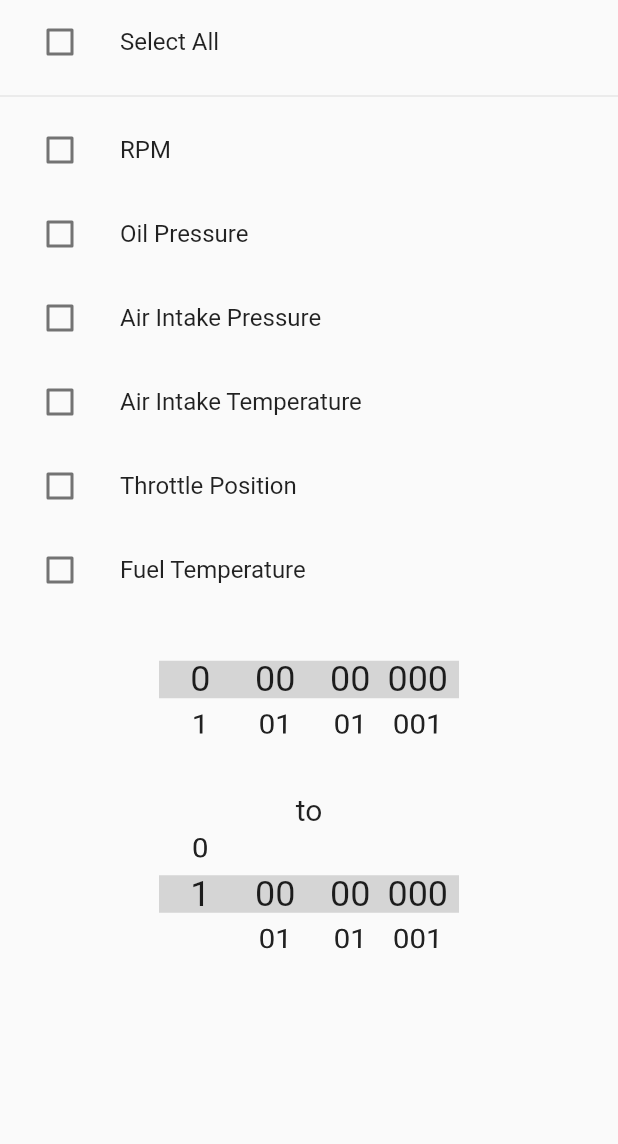
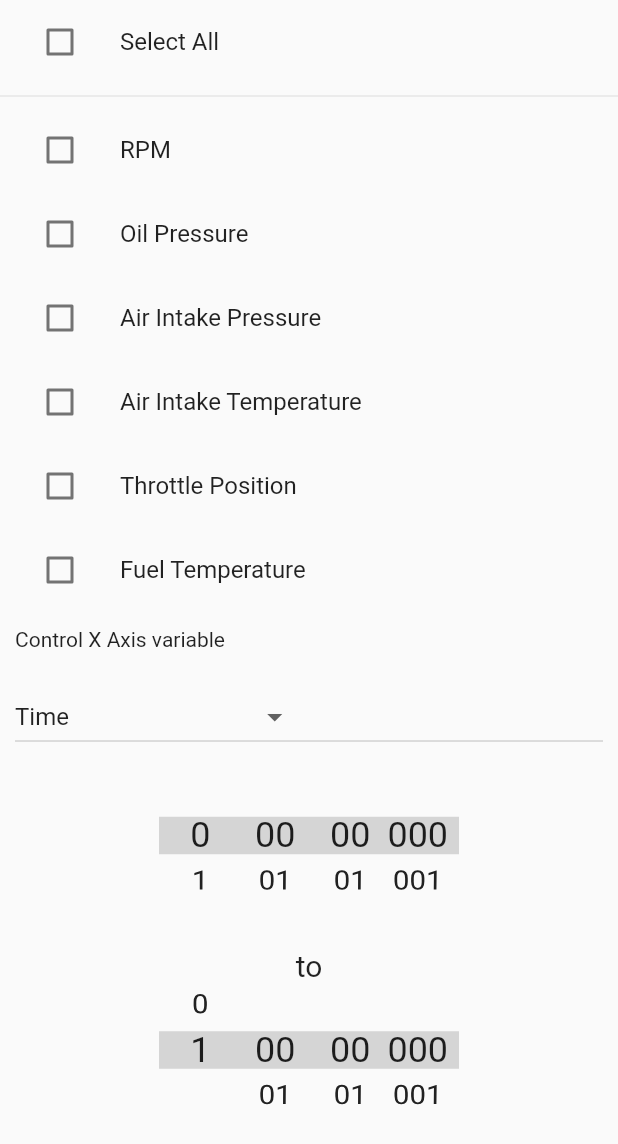
Before and after one commit to Panther-Racing-AUTh/lap-tracker, a Flutter app: the CheckedBoxWidget widget shown alone on an empty page, opened directly, on a phone screen of 412 x 824 dp. Shown: the top 1144 px of the screen. Run offline on Flutter 3.47's test engine with Material 2 defaults, Android fonts, the phone set to English and light mode, and no system bars; our stand-ins replace font_awesome_flutter, image_picker, supabase_flutter, syncfusion_flutter_charts, universal_io, video_player; missing offline and left inert: country_flags, flutter_device_type, pluto_grid; accounts and stored records are empty.

```diff
--- a/lib/widgets/chat_widget.dart
+++ b/lib/widgets/chat_widget.dart
@@ -34,7 +34,7 @@ class _ChatWidgetState extends State<ChatWidget> {
             crossAxisAlignment: CrossAxisAlignment.end,
             children: [
               Container(
-                height: MediaQuery.of(context).size.height * 0.6,
+                height: MediaQuery.of(context).size.height * 0.8,
                 width: MediaQuery.of(context).size.width * 0.6,
                 child: Card(
                     child: CheckedBoxWidget(
--- a/lib/widgets/checked_boxes_widget.dart
+++ b/lib/widgets/checked_boxes_widget.dart
@@ -14,16 +14,11 @@ class CheckedBoxWidget extends StatefulWidget {
   State<CheckedBoxWidget> createState() => _CheckedBoxWidgetState();
 }
 
-List<FixedExtentScrollController> hour = [];
-List<FixedExtentScrollController> min = [];
-List<FixedExtentScrollController> sec = [];
-List<FixedExtentScrollController> mil = [];
-
 @override
 class _CheckedBoxWidgetState extends State<CheckedBoxWidget> {
   //
   //
-
+  var dropdownvalue = checkboxList[0];
   @override
   Widget build(BuildContext context) {
     AppSetup a = Provider.of<AppSetup>(context);
@@ -144,23 +139,6 @@ class _CheckedBoxWidgetState extends State<CheckedBoxWidget> {
           ],
         );
 
-    final allChecked =
-        CheckBoxClass(title: 'Select All', supabaseTitle: 'select_all');
-
-    final checkboxList = [
-      CheckBoxClass(title: 'RPM', supabaseTitle: 'rpm'),
-      CheckBoxClass(title: 'Oil Pressure', supabaseTitle: 'oil_pressure'),
-      CheckBoxClass(
-          title: 'Air Intake Pressure', supabaseTitle: 'air_intake_pressure'),
-      CheckBoxClass(
-          title: 'Air Intake Temperature',
-          supabaseTitle: 'air_intake_temperature'),
-      CheckBoxClass(
-          title: 'Throttle Position', supabaseTitle: 'throttle_position'),
-      CheckBoxClass(
-          title: 'Fuel Temperature', supabaseTitle: 'fuel_temperature'),
-    ];
-
     onAllClicked(CheckBoxClass ckbItem) {
       if (a.listContainsAllItems()) {
         a.setList([]);
@@ -234,7 +212,7 @@ class _CheckedBoxWidgetState extends State<CheckedBoxWidget> {
     */
 
     return ListView(
-      physics: NeverScrollableScrollPhysics(),
+      //physics: NeverScrollableScrollPhysics(),
       children: [
         ListTile(
           onTap: () => onAllClicked(allChecked),
@@ -246,11 +224,12 @@ class _CheckedBoxWidgetState extends State<CheckedBoxWidget> {
         ),
         Divider(),
         ...checkboxList
+            .skip(1)
             .map(
               (item) => ListTile(
                 onTap: () => onItemClicked(item),
                 leading: Checkbox(
-                  value: a.chartList.contains(
+                  value: a.listContainsItem(
                       m.keys.firstWhere((element) => m[element] == item.title)),
                   onChanged: (value) => onItemClicked(item),
                 ),
@@ -258,6 +237,31 @@ class _CheckedBoxWidgetState extends State<CheckedBoxWidget> {
               ),
             )
             .toList(),
+        Container(
+          child: Text('Control X Axis variable'),
+          padding: EdgeInsets.all(10),
+        ),
+        Container(
+          padding: EdgeInsets.all(10),
+          child: DropdownButton(
+            alignment: Alignment.centerLeft,
+            value: dropdownvalue,
+            items: checkboxList
+                .map((item) => DropdownMenuItem(
+                      child: Text(item.title),
+                      value: item,
+                    ))
+                .toList(),
+            onChanged: (CheckBoxClass? v) {
+              dropdownvalue = v!;
+              if (dropdownvalue == checkboxList[0]) {
+                a.setXAxis('');
+              } else
+                a.setXAxis(
+                    m.keys.firstWhere((element) => m[element] == v.title));
+            },
+          ),
+        ),
         Column(
           mainAxisAlignment: MainAxisAlignment.center,
           crossAxisAlignment: CrossAxisAlignment.center,
@@ -294,3 +298,18 @@ MyWidget(dynamic i, int index) => Container(
         ),
       ),
     );
+
+final allChecked =
+    CheckBoxClass(title: 'Select All', supabaseTitle: 'select_all');
+
+final checkboxList = [
+  CheckBoxClass(title: 'Time', supabaseTitle: ''),
+  CheckBoxClass(title: 'RPM', supabaseTitle: 'rpm'),
+  CheckBoxClass(title: 'Oil Pressure', supabaseTitle: 'oil_pressure'),
+  CheckBoxClass(
+      title: 'Air Intake Pressure', supabaseTitle: 'air_intake_pressure'),
+  CheckBoxClass(
+      title: 'Air Intake Temperature', supabaseTitle: 'air_intake_temperature'),
+  CheckBoxClass(title: 'Throttle Position', supabaseTitle: 'throttle_position'),
+  CheckBoxClass(title: 'Fuel Temperature', supabaseTitle: 'fuel_temperature'),
+];
```
Also changed, not shown: lib/providers/app_setup.dart (+17 -3 lines), lib/widgets/chart_widget.dart (+3 -5 lines), lib/widgets/echarts_widget.dart (+116 -34 lines).
